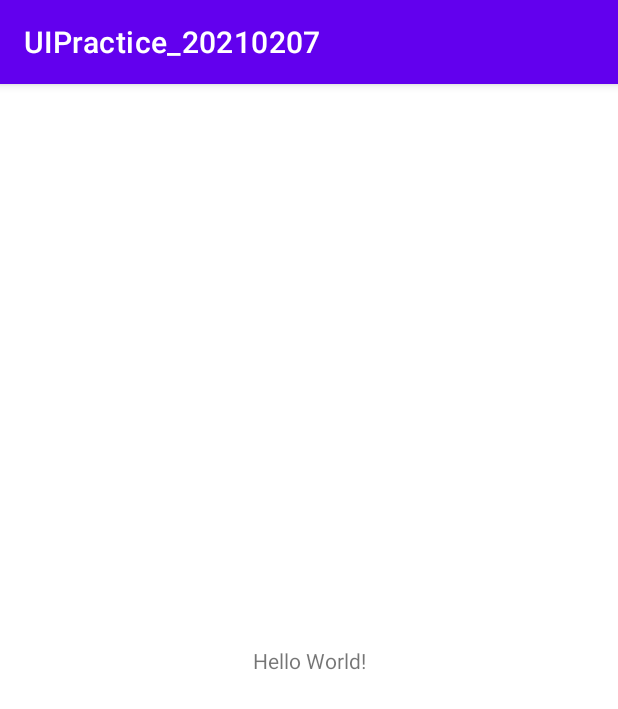
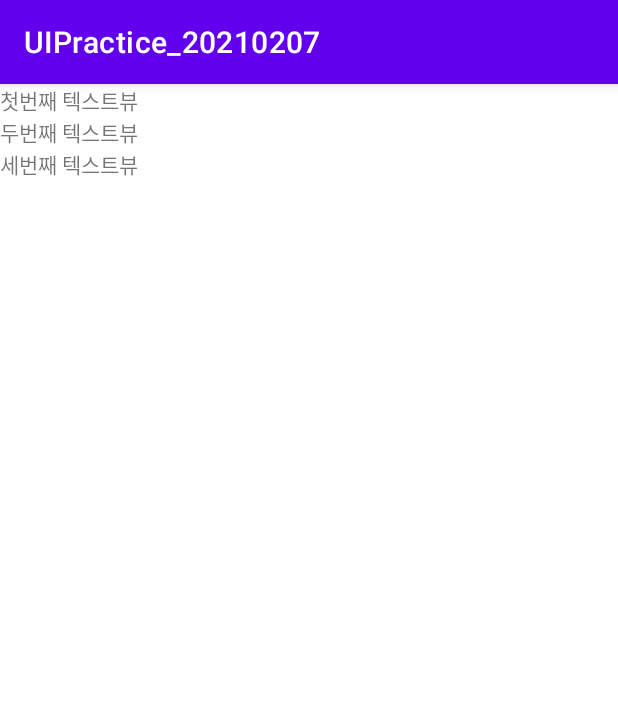
Before and after one commit to Eun-Hee/UIPractice_20210207, an Android app: the screen it shows after launch (MainActivity), on a phone screen of 412 x 824 dp. Shown: the top 709 px of the screen. Run offline under Robolectric (Android 15) with nearby library versions, the phone set to English and light mode, and no system bars.

Commit message:
LinearLayout배치 + 텍스트뷰3개 세로배치

```diff
--- a/app/src/main/res/layout/activity_main.xml
+++ b/app/src/main/res/layout/activity_main.xml
@@ -1,18 +1,25 @@
 <?xml version="1.0" encoding="utf-8"?>
-<androidx.constraintlayout.widget.ConstraintLayout xmlns:android="http://schemas.android.com/apk/res/android"
+<LinearLayout xmlns:android="http://schemas.android.com/apk/res/android"
     xmlns:app="http://schemas.android.com/apk/res-auto"
     xmlns:tools="http://schemas.android.com/tools"
     android:layout_width="match_parent"
     android:layout_height="match_parent"
+    android:orientation="vertical"
     tools:context=".MainActivity">
 
     <TextView
         android:layout_width="wrap_content"
         android:layout_height="wrap_content"
-        android:text="Hello World!"
-        app:layout_constraintBottom_toBottomOf="parent"
-        app:layout_constraintLeft_toLeftOf="parent"
-        app:layout_constraintRight_toRightOf="parent"
-        app:layout_constraintTop_toTopOf="parent" />
+        android:text="첫번째 텍스트뷰"/>
 
-</androidx.constraintlayout.widget.ConstraintLayout>
+    <TextView
+        android:layout_width="wrap_content"
+        android:layout_height="wrap_content"
+        android:text="두번째 텍스트뷰"/>
+
+    <TextView
+        android:layout_width="wrap_content"
+        android:layout_height="wrap_content"
+        android:text="세번째 텍스트뷰"/>
+
+</LinearLayout>
```
